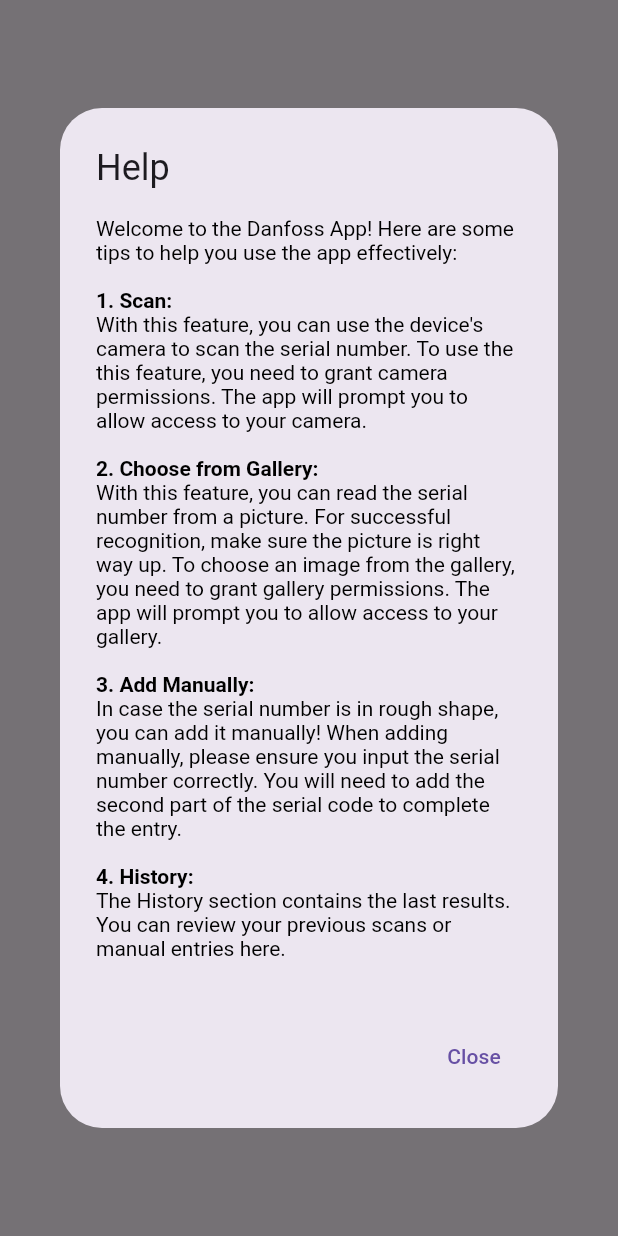
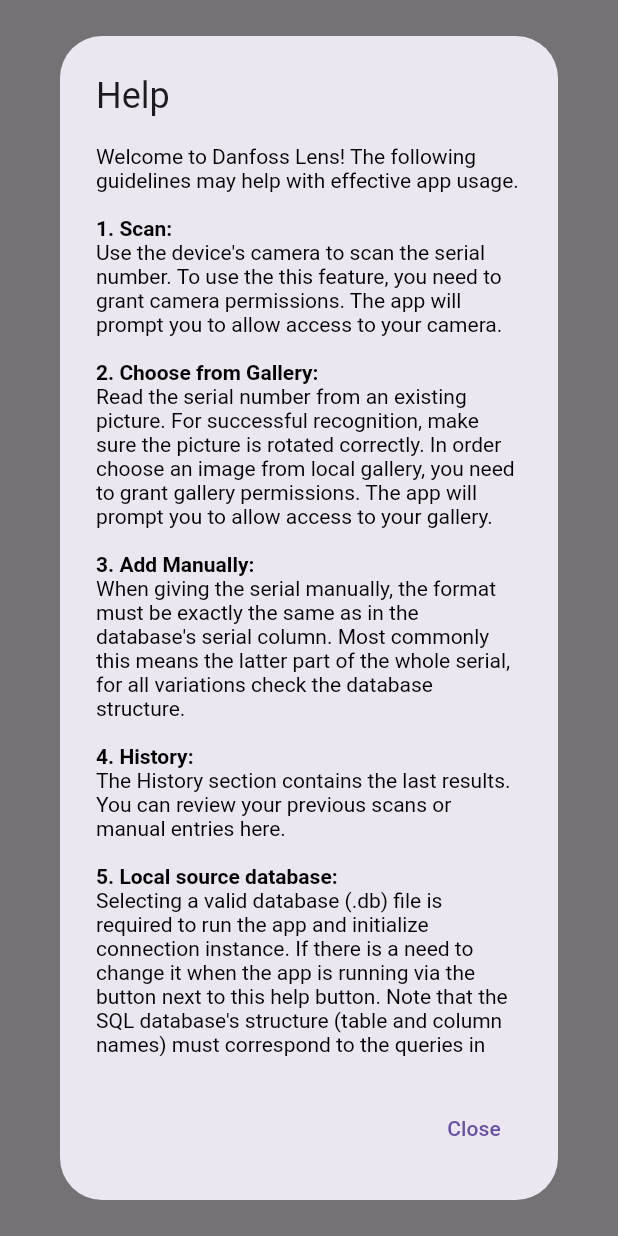
Before and after one commit to Iaraslav/danfoss_mobile, a Flutter app: what showHelpDialog() shows on an empty page, opened directly, on a phone screen of 412 x 824 dp. Run offline on Flutter 3.47's test engine with Material 3 defaults, Android fonts, the phone set to English and light mode, and no system bars; our stand-ins replace file_picker, image_cropper, image_picker, permission_handler, shared_preferences, sqflite; missing offline and left inert: google_mlkit_text_recognition; accounts and stored records are empty.

```diff
--- a/lib/src/screens/main_screen.dart
+++ b/lib/src/screens/main_screen.dart
@@ -47,9 +47,9 @@ class Home extends StatelessWidget {
           backgroundColor: Color.fromRGBO(255, 255, 255, 1),
           appBar: CustomAppBar(),
           body: AlertDialog(
-            title: const Text("Welcome"),
+            title: const Text("Welcome to Danfoss Lens"),
             backgroundColor: const Color.fromRGBO(255, 255, 255, 1),
-            content: const Text("Please select a source database file (.db)"),
+            content: const Text("Please select a valid source database file (.db) to run the app and enter main screen. \nThe connection instance is read only."),
             actions: <Widget>[
               danfoss.FrontPageButton(
                 buttonText: "Select from device",
@@ -93,7 +93,6 @@ class Home extends StatelessWidget {
                   }
                   // Log for debugging (camera).
                   log("camera");
-
                   // Pick an image using the camera, crop it, and navigate to the
                   // RecognizePage with the cropped image path.
                   pickImage(source: ImageSource.camera).then((value) {
@@ -116,7 +115,6 @@ class Home extends StatelessWidget {
                 },
                 buttonText: 'Scan',
               ),
-
               /// Button for selecting an image from the gallery.
               danfoss.FrontPageButton(
                 onPressed: () async {
@@ -126,7 +124,6 @@ class Home extends StatelessWidget {
                   }
                   // Log for debugging (gallery).
                   log("gallery");
-
                   // Pick an image from the gallery, crop it, and navigate to the
                   // RecognizePage with the cropped image path.
                   pickImage(source: ImageSource.gallery).then((value) {
@@ -149,7 +146,6 @@ class Home extends StatelessWidget {
                 },
                 buttonText: 'Choose from Gallery',
               ),
-
               /// Button for entering a serial number manually.
               danfoss.FrontPageButton(
                 onPressed: () {
@@ -225,7 +221,7 @@ class Home extends StatelessWidget {
                                                   title: Text(
                                                       "Invalid serial: $value"),
                                                   content: Text(
-                                                      "Incorrect serial or no results found. Check the typing and try again."),
+                                                      "Incorrect serial or no results found. Check the typing and try again.\nNOTE: Manual input should be the exact serial part found in the database. Check the help tab for possible variations."),
                                                   actions: <Widget>[
                                                     danfoss.FrontPageButton(
                                                       buttonText: "Ok",
@@ -251,7 +247,6 @@ class Home extends StatelessWidget {
                 },
                 buttonText: 'Add Manually',
               ),
-
               /// Button for navigating to the history page.
               danfoss.FrontPageButton(
                 onPressed: () {
@@ -266,7 +261,6 @@ class Home extends StatelessWidget {
           ),
         ),
       ),
-
       /// Buttons for help and source selection.
       persistentFooterButtons: <Widget>[
         FloatingActionButton(
@@ -279,7 +273,6 @@ class Home extends StatelessWidget {
           foregroundColor: Colors.white,
           child: Icon(Icons.help),
         ),
-
         /// Button for changing the database source
         FloatingActionButton(
           heroTag: "DBbtn",
--- a/lib/src/services/database_service_class.dart
+++ b/lib/src/services/database_service_class.dart
@@ -31,6 +31,7 @@ class DatabaseService{
 
 /// Initializes an open connection from the selected database file.
 /// This method uses a file picker to allow the user to select a `.db` file and opens it as a read-only database.
+/// NOTE: This method can be utilized for a cloud database connection if needed, see official sqflite documentation for more info
 Future<void> initDatabase() async {
     try{
     FilePickerResult? result = await FilePicker.platform.pickFiles();
--- a/lib/src/widgets/help_dialog.dart
+++ b/lib/src/widgets/help_dialog.dart
@@ -29,31 +29,40 @@ void showHelpDialog(BuildContext context) {
               children: const <TextSpan>[
                 TextSpan(
                     text:
-                        'Welcome to the Danfoss App! Here are some tips to help you use the app effectively:\n\n'),
+                        'Welcome to Danfoss Lens! The following guidelines may help with effective app usage.\n\n'),
                 TextSpan(
                     text: '1. Scan:\n',
                     style: TextStyle(fontWeight: FontWeight.bold)),
                 TextSpan(
                     text:
-                        'With this feature, you can use the device\'s camera to scan the serial number. To use the this feature, you need to grant camera permissions. The app will prompt you to allow access to your camera.\n\n'),
+                        'Use the device\'s camera to scan the serial number. To use the this feature, you need to grant camera permissions. The app will prompt you to allow access to your camera.\n\n'),
                 TextSpan(
                     text: '2. Choose from Gallery:\n',
                     style: TextStyle(fontWeight: FontWeight.bold)),
                 TextSpan(
                     text:
-                        'With this feature, you can read the serial number from a picture. For successful recognition, make sure the picture is right way up. To choose an image from the gallery, you need to grant gallery permissions. The app will prompt you to allow access to your gallery. \n\n'),
+                        'Read the serial number from an existing picture. For successful recognition, make sure the picture is rotated correctly. In order choose an image from local gallery, you need to grant gallery permissions. The app will prompt you to allow access to your gallery. \n\n'),
                 TextSpan(
                     text: '3. Add Manually:\n',
                     style: TextStyle(fontWeight: FontWeight.bold)),
                 TextSpan(
                     text:
-                        'In case the serial number is in rough shape, you can add it manually! When adding manually, please ensure you input the serial number correctly. You will need to add the second part of the serial code to complete the entry.\n\n'),
+                        'When giving the serial manually, the format must be exactly the same as in the database\'s serial column. Most commonly this means the latter part of the whole serial, for all variations check the database structure.\n\n'),
                 TextSpan(
                     text: '4. History:\n',
                     style: TextStyle(fontWeight: FontWeight.bold)),
                 TextSpan(
                     text:
-                        'The History section contains the last results. You can review your previous scans or manual entries here.\n'),
+                        'The History section contains the last results. You can review your previous scans or manual entries here.\n\n'),
+                TextSpan(
+                    text: '5. Local source database:\n',
+                    style: TextStyle(fontWeight: FontWeight.bold)),
+                TextSpan(
+                    text:
+                        'Selecting a valid database (.db) file is required to run the app and initialize connection instance. If there is a need to change it when the app is running via the button next to this help button. Note that the SQL database\'s structure (table and column names) must correspond to the queries in this app\'s code.\n\n'),
+                TextSpan(
+                    text:
+                        'NOTE: The cache for this app can be cleared without loss of any data. Stored readonly-instance of the database will be re-initialized when launching the app.\n'),
               ],
             ),
           ),
--- a/lib/src/widgets/settings_dialog.dart
+++ b/lib/src/widgets/settings_dialog.dart
@@ -17,7 +17,7 @@ void showSettingsWindow(BuildContext context) {
       return AlertDialog(
         title: const Text("Change source database?"),
         backgroundColor: const Color.fromRGBO(255, 255, 255, 1),
-        content: const Text("New source for results can be selected by selecting another database file (.db)"),
+        content: const Text("New source for results can be selected by selecting another database file (.db)."),
         actions: <Widget>[
           // Button to select a new database.
           danfoss.FrontPageButton(
--- a/pubspec.yaml
+++ b/pubspec.yaml
@@ -70,7 +70,6 @@ flutter:
   # To add assets to your application, add an assets section, like this:
   assets:
   - Resources/Images/danfoss.png
-  - Resources/database/motor_database.db
 
 
   # An image asset can refer to one or more resolution-specific "variants", see
```
Also changed, not shown: lib/src/screens/extra_test_results_screen.dart (+12 -25 lines), lib/src/screens/pressure_test_results_screen.dart (+9 -12 lines), lib/src/screens/test_results_screen.dart (+10 -25 lines).
